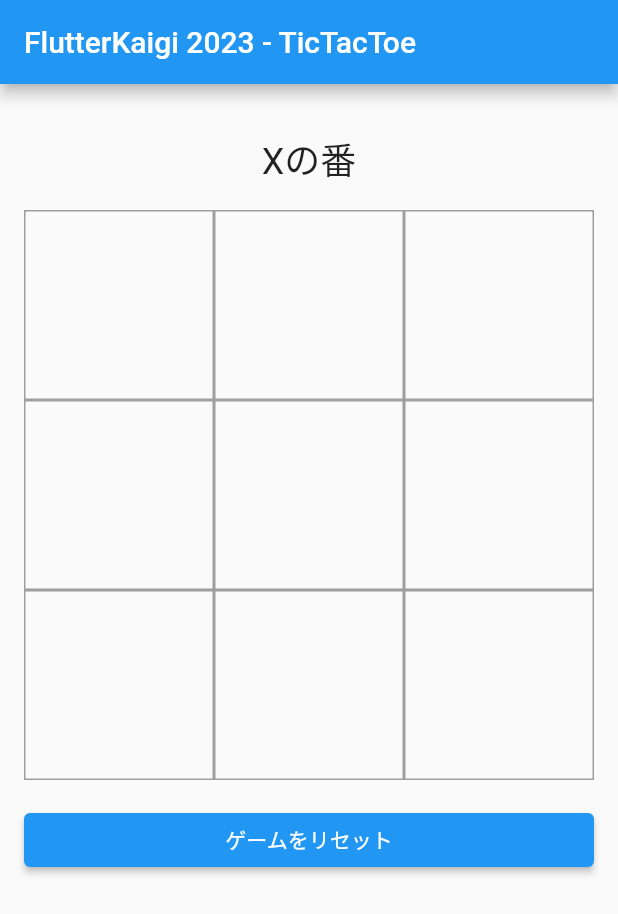
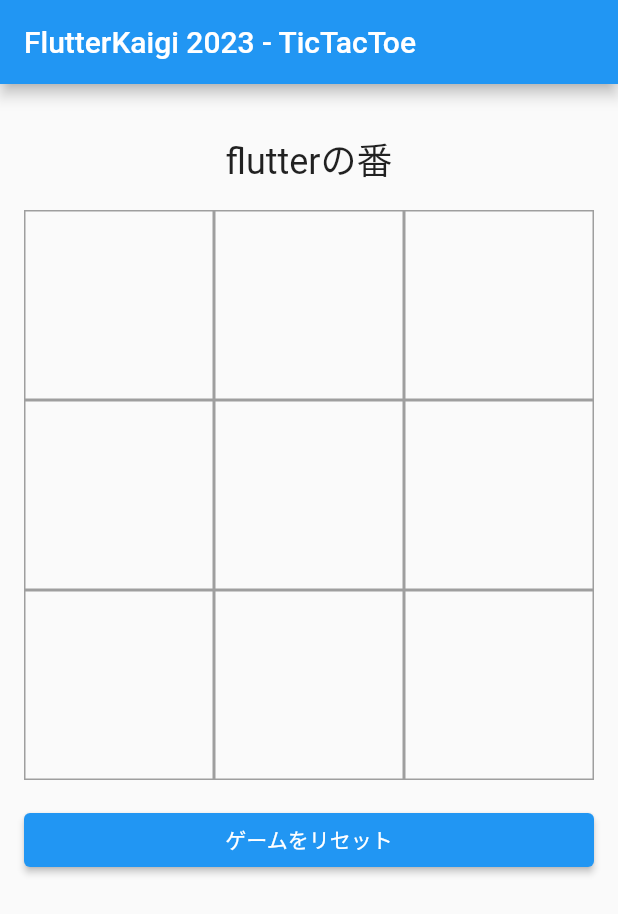
Before and after one commit to FlutterKaigi/tic_tac_toe_handson, a Flutter app: the screen it shows after launch, after a tap on "ゲームをリセット", on a phone screen of 412 x 824 dp. Shown: the top 914 px of the screen. Run offline on Flutter 3.47's test engine with Material 2 defaults, Android fonts, the phone set to English and light mode, and no system bars; our stand-ins replace cloud_firestore, firebase_core, flutter_riverpod; accounts and stored records are empty.

Commit message:
第5章の初期版実装

```diff
--- a/lib/main.dart
+++ b/lib/main.dart
@@ -1,8 +1,15 @@
+import 'package:firebase_core/firebase_core.dart';
 import 'package:flutter/material.dart';
 import 'package:flutter_riverpod/flutter_riverpod.dart';
+import 'package:tic_tac_toe_handson/firebase_options.dart';
 import 'package:tic_tac_toe_handson/view/board.dart';
 
-void main() {
+void main() async {
+  WidgetsFlutterBinding.ensureInitialized();
+  await Firebase.initializeApp(
+    options: DefaultFirebaseOptions.currentPlatform,
+  );
+
   runApp(
     const ProviderScope(
       child: MyApp(),
--- /dev/null
+++ b/lib/model/players.dart
@@ -0,0 +1,9 @@
+class Players {
+  final String playerX;
+  final String playerO;
+
+  Players({
+    required this.playerX,
+    required this.playerO,
+  });
+}
--- a/lib/model/tic_tac_toe.dart
+++ b/lib/model/tic_tac_toe.dart
@@ -1,24 +1,68 @@
+import 'package:tic_tac_toe_handson/model/players.dart';
+
 class TicTacToe {
   final List<List<String>> board;
+  final Players players;
   final String currentPlayer;
 
-  factory TicTacToe.start() {
-    return TicTacToe._([
-      ['', '', ''],
-      ['', '', ''],
-      ['', '', ''],
-    ], 'X');
+  factory TicTacToe.start({
+    playerX = 'X',
+    playerO = 'O',
+  }) {
+    final players = Players(
+      playerX: playerX,
+      playerO: playerO,
+    );
+
+    return TicTacToe(
+      [
+        ['', '', ''],
+        ['', '', ''],
+        ['', '', ''],
+      ],
+      players,
+      players.playerX,
+    );
   }
 
-  TicTacToe._(this.board, this.currentPlayer);
+  TicTacToe(this.board, this.players, this.currentPlayer);
+
+  factory TicTacToe.fromJson(Map<String, dynamic> json) {
+    final flatBoard = List<String>.from(json['board']);
+
+    return TicTacToe(
+      [
+        List<String>.from(flatBoard.sublist(0, 3)),
+        List<String>.from(flatBoard.sublist(3, 6)),
+        List<String>.from(flatBoard.sublist(6, 9)),
+      ],
+      Players(
+        playerX: json['players']['playerX'],
+        playerO: json['players']['playerO'],
+      ),
+      json['currentPlayer'],
+    );
+  }
+
+  Map<String, dynamic> toJson() {
+    return {
+      // Firestoreではネストした配列を扱えないため、1次元配列に変換する
+      'board': [...board[0], ...board[1], ...board[2]],
+      'players': {
+        'playerX': players.playerX,
+        'playerO': players.playerO,
+      },
+      'currentPlayer': currentPlayer,
+    };
+  }
 
   TicTacToe placeMark(int row, int col) {
     if (board[row][col].isEmpty) {
       final newBoard = List.of(board);
       newBoard[row][col] = currentPlayer;
-      String nextPlayer = currentPlayer == 'X' ? 'O' : 'X';
+      String nextPlayer = currentPlayer == players.playerX ? players.playerO : players.playerX;
 
-      return TicTacToe._(newBoard, nextPlayer);
+      return TicTacToe(newBoard, players, nextPlayer);
     }
     return this;
   }
@@ -50,6 +94,6 @@ class TicTacToe {
   }
 
   TicTacToe resetBoard() {
-    return TicTacToe.start();
+    return TicTacToe.start(playerX: players.playerX, playerO: players.playerO);
   }
 }
--- a/lib/provider/tic_tac_toe_provider.dart
+++ b/lib/provider/tic_tac_toe_provider.dart
@@ -1,18 +1,8 @@
 import 'package:flutter_riverpod/flutter_riverpod.dart';
 import 'package:tic_tac_toe_handson/model/tic_tac_toe.dart';
+import 'package:tic_tac_toe_handson/repository/tic_tac_toe_repository.dart';
 
-final ticTacToeProvider = StateNotifierProvider.autoDispose<TicTacToeProvider, TicTacToe>((ref) {
-  return TicTacToeProvider();
+final ticTacToeProvider = StreamProvider.autoDispose<TicTacToe>((ref) {
+  // 対戦相手同士のIDを設定する
+  return getTicTacToe(playerX: 'flutter', playerO: 'kaigi');
 });
-
-class TicTacToeProvider extends StateNotifier<TicTacToe> {
-  TicTacToeProvider() : super(TicTacToe.start());
-
-  placeMark(int row, int col) {
-    state = state.placeMark(row, col);
-  }
-
-  resetBoard() {
-    state = state.resetBoard();
-  }
-}
--- /dev/null
+++ b/lib/repository/tic_tac_toe_repository.dart
@@ -0,0 +1,26 @@
+import 'package:cloud_firestore/cloud_firestore.dart';
+import 'package:tic_tac_toe_handson/model/tic_tac_toe.dart';
+
+final client = FirebaseFirestore.instance;
+const rootCollectionKey = 'tic_tac_toe';
+
+Stream<TicTacToe> getTicTacToe({String playerX = 'X', String playerO = 'O'}) {
+  final documentKey = _documentKey(playerX, playerO);
+  return client.collection(rootCollectionKey).doc(documentKey).snapshots().map((snapshot) {
+    final data = snapshot.data();
+    if (data == null) {
+      return TicTacToe.start(playerX: playerX, playerO: playerO);
+    }
+
+    return TicTacToe.fromJson(data);
+  });
+}
+
+Future<void> updateTicTacToe(TicTacToe ticTacToe) async {
+  final documentKey = _documentKey(ticTacToe.players.playerX, ticTacToe.players.playerO);
+  await client.collection(rootCollectionKey).doc(documentKey).set(ticTacToe.toJson());
+}
+
+String _documentKey(String playerX, String playerO) {
+  return '${playerX}_${playerO}';
+}
--- a/lib/view/board.dart
+++ b/lib/view/board.dart
@@ -2,14 +2,19 @@ import 'package:flutter/material.dart';
 import 'package:flutter_riverpod/flutter_riverpod.dart';
 import 'package:tic_tac_toe_handson/model/tic_tac_toe.dart';
 import 'package:tic_tac_toe_handson/provider/tic_tac_toe_provider.dart';
+import 'package:tic_tac_toe_handson/repository/tic_tac_toe_repository.dart';
 
 class Board extends ConsumerWidget {
   const Board({Key? key}) : super(key: key);
 
   @override
   Widget build(BuildContext context, WidgetRef ref) {
-    final ticTacToe = ref.watch(ticTacToeProvider);
+    final ticTacToeStream = ref.watch(ticTacToeProvider);
 
+    return ticTacToeStream.when(
+      loading: () => const Center(child: CircularProgressIndicator()),
+      error: (error, __) => Center(child: Text('エラーが発生しました: ${error.toString()}')),
+      data: (ticTacToe) {
         return Padding(
           padding: const EdgeInsets.all(16),
           child: Column(
@@ -36,7 +41,7 @@ class Board extends ConsumerWidget {
                     onTap: () {
                       final winner = ticTacToe.getWinner();
                       if (mark.isEmpty && winner.isEmpty) {
-                    ref.read(ticTacToeProvider.notifier).placeMark(row, col);
+                        updateTicTacToe(ticTacToe.placeMark(row, col));
                       }
                     },
                     child: Container(
@@ -58,13 +63,15 @@ class Board extends ConsumerWidget {
                 width: double.infinity,
                 child: ElevatedButton(
                   onPressed: () {
-                ref.read(ticTacToeProvider.notifier).resetBoard();
+                    updateTicTacToe(ticTacToe.resetBoard());
                   },
                   child: const Text('ゲームをリセット'),
                 ),
               ),
             ],
           ),
+        );
+      },
     );
   }
 
--- a/pubspec.yaml
+++ b/pubspec.yaml
@@ -11,6 +11,8 @@ dependencies:
     sdk: flutter
   cupertino_icons: ^1.0.2
   flutter_riverpod: ^2.4.0
+  firebase_core: ^2.16.0
+  cloud_firestore: ^4.9.2
 
 dev_dependencies:
   flutter_test:
```
Also changed, not shown: lib/firebase_options.dart (added), pubspec.lock, 10 other files. Lines whose indentation alone changed are shown as unchanged.
